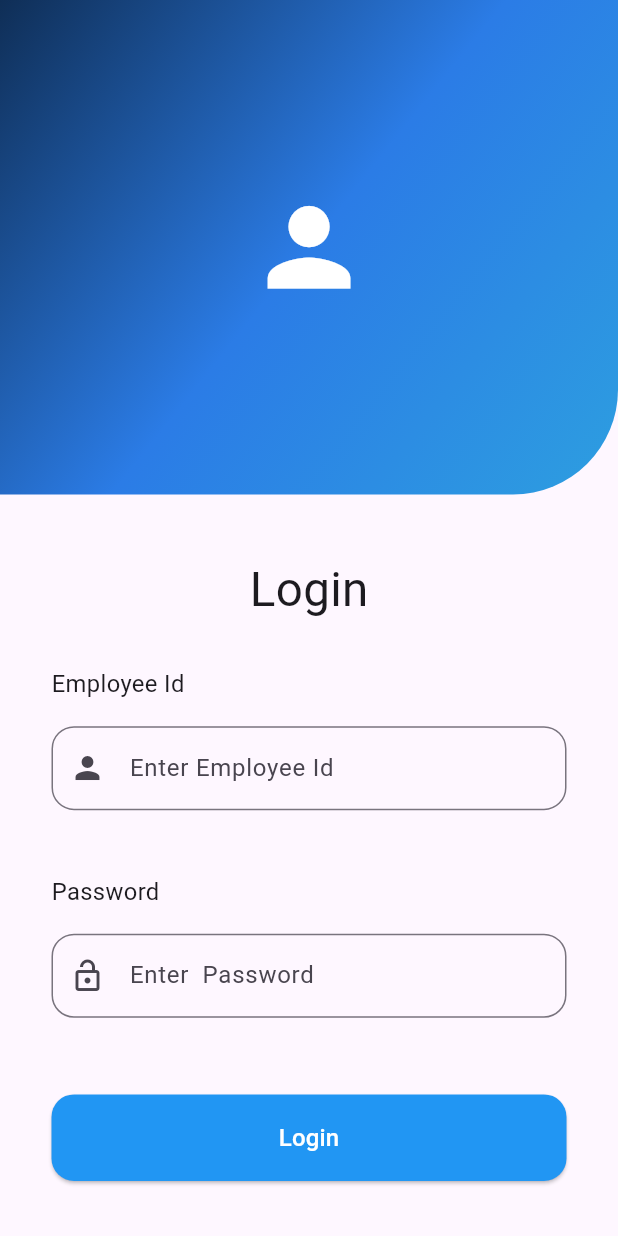
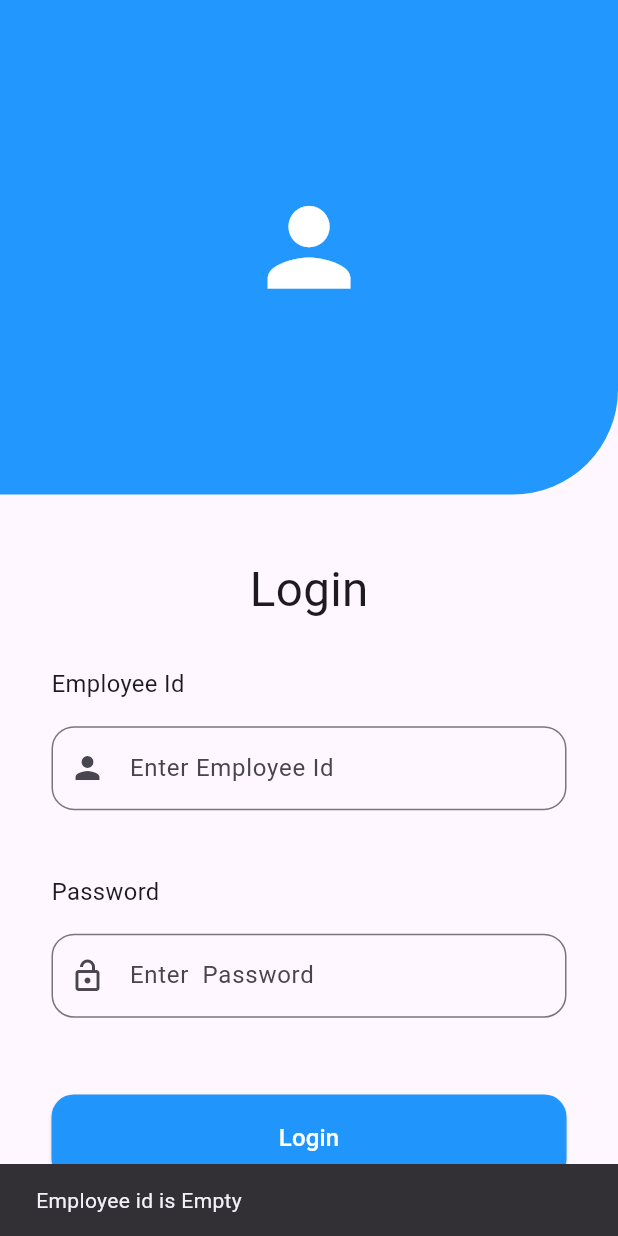
Before and after one commit to TarunHasija/Attendance-Management-system, a Flutter app: the screen it shows after launch, after a tap on "Login", on a phone screen of 412 x 824 dp. Run offline on Flutter 3.47's test engine with Material 3 defaults, Android fonts, the phone set to English and light mode, and no system bars; our stand-ins replace cloud_firestore, firebase_core; accounts and stored records are empty.

Commit message:
new commit

```diff
--- a/lib/constant.dart
+++ b/lib/constant.dart
@@ -1,13 +1,8 @@
 import 'package:flutter/material.dart';
 
-double deviceHeight(BuildContext context) => MediaQuery.of(context).size.height;
-double deviceWidth(BuildContext context) => MediaQuery.of(context).size.width;
+double deviceHeight(BuildContext context) =>
+    MediaQuery.of(context as BuildContext).size.height;
+double deviceWidth(BuildContext context) =>
+    MediaQuery.of(context as BuildContext).size.width;
 
-LinearGradient primary = const LinearGradient(
-  colors: [Color.fromARGB(255, 15, 46, 86), Color.fromARGB(255, 43, 124, 230), Color(0xff2d9ee0)],
-  stops: [0, 0.5, 1],
-  begin: Alignment.topLeft,
-  end: Alignment.bottomRight,
-);
-
-Color bluee = Colors.blue;
+Color primary = Color.fromARGB(248, 28, 149, 255);
--- a/lib/screens/loginscreen.dart
+++ b/lib/screens/loginscreen.dart
@@ -1,3 +1,4 @@
+
 import 'package:ams/constant.dart';
 import 'package:ams/widgets/fieldtitle.dart';
 import 'package:ams/widgets/inputbox.dart';
@@ -24,7 +25,6 @@ class _LoginScreenState extends State<LoginScreen> {
 
         // resizeToAvoidBottomInset: false,
         body: SingleChildScrollView(
-
       reverse: true,
       // physics: const BouncingScrollPhysics(),
       child: Column(
@@ -35,7 +35,7 @@ class _LoginScreenState extends State<LoginScreen> {
                 height: deviceHeight(context) / 2.5,
                 width: deviceWidth(context),
                 decoration: BoxDecoration(
-                        gradient: primary,
+                    color: primary,
                     borderRadius: const BorderRadius.only(
                         bottomRight: Radius.circular(70))),
                 child: Center(
@@ -69,6 +69,7 @@ class _LoginScreenState extends State<LoginScreen> {
                         title: "Employee Id",
                       ),
                       LoginInputBox(
+                        obcurseText: false,
                         hintText: "Enter Employee Id",
                         controller: idController,
                         iconn: const Icon(Icons.person),
@@ -80,29 +81,55 @@ class _LoginScreenState extends State<LoginScreen> {
                         title: "Password",
                       ),
                       LoginInputBox(
+                        obcurseText: true,
                         hintText: "Enter  Password",
                         controller: passController,
                         iconn: const Icon(Icons.lock_open_outlined),
                       ),
                       Loginbutton(
+// !!------------- Function for login -----------------
                         function: () async {
+                          FocusScope.of(context).unfocus();
                           String id = idController.text.trim();
                           String password = passController.text.trim();
-                              QuerySnapshot snapshot =
-                                  await collectionReference.get();
-                              print(snapshot.docs[0]['id']);
 
                           if (id.isEmpty) {
                             ScaffoldMessenger.of(context).showSnackBar(
                                 const SnackBar(
-                                        content:
-                                            Text("Employee id is Empty")));
-                              }
-                              if (password.isEmpty) {
+                                    content: Text("Employee id is Empty")));
+                          } else if (password.isEmpty) {
                             ScaffoldMessenger.of(context).showSnackBar(
                                 const SnackBar(
-                                        content: Text(
-                                            "Employee password is Empty")));
+                                    content:
+                                        Text("Employee password is Empty")));
+                          } else {
+                            QuerySnapshot snapshot = await collectionReference
+                                .where('id', isEqualTo: id)
+                                .get();
+                            try {
+                              if (password == snapshot.docs[0]['password']) {
+                                print("continue");
+                              } else {
+                                ScaffoldMessenger.of(context).showSnackBar(
+                                    const SnackBar(
+                                        content:
+                                            Text("password is not correct")));
+                              }
+                            } catch (e) {
+                              String error = '';
+
+                              if (e.toString() ==
+                                  "RangeError (index): Invalid value: Valid value range is smpty: 0 ") {
+                                setState(() {
+                                  error = "Employee id doesnt exist";
+                                });
+                              } else {
+                                error = "Error occurred";
+                              }
+
+                              ScaffoldMessenger.of(context)
+                                  .showSnackBar(SnackBar(content: Text(error)));
+                            }
                           }
                         },
                       )
@@ -111,9 +138,7 @@ class _LoginScreenState extends State<LoginScreen> {
             ],
           ),
         ],
-
       ),
-
     ));
   }
 }
--- a/lib/widgets/inputbox.dart
+++ b/lib/widgets/inputbox.dart
@@ -1,13 +1,17 @@
+// ignore_for_file: public_member_api_docs, sort_constructors_first
 import 'package:flutter/material.dart';
+
 import 'package:ams/constant.dart';
 
 class LoginInputBox extends StatelessWidget {
+  final bool obcurseText;
   final Icon iconn;
   final String hintText;
   final TextEditingController controller;
 
    const LoginInputBox({
     super.key,
+    required this.obcurseText,
     required this.iconn,
     required this.hintText,
     required this.controller,
@@ -16,29 +20,23 @@ class LoginInputBox extends StatelessWidget {
   @override
   Widget build(BuildContext context) {
     return Padding(
-      padding: EdgeInsets.symmetric(
-        vertical: deviceHeight(context)/100
-      ),
+      padding: EdgeInsets.symmetric(vertical: deviceHeight(context) / 100),
       child: SizedBox(
         // margin: EdgeInsets.all(10.0),
         width: double.infinity,
-        height: deviceHeight(context)*.08,
-        child:TextFormField(
-          cursorColor: bluee,
+        height: deviceHeight(context) * .08,
+        child: TextFormField(
+          obscureText: obcurseText,
+          cursorColor: primary,
           controller: controller,
           decoration: InputDecoration(
               prefixIcon: iconn,
-            iconColor: bluee,
+              iconColor: primary,
               labelText: hintText,
               border: OutlineInputBorder(
-
                 borderRadius: BorderRadius.circular(15.0),
-
-            )
-
+              )),
         ),
-
-        ) ,
       ),
     );
   }
--- a/lib/widgets/loginbutton.dart
+++ b/lib/widgets/loginbutton.dart
@@ -4,8 +4,8 @@ import 'package:flutter/material.dart';
 import 'package:ams/constant.dart';
 
 class Loginbutton extends StatelessWidget {
-  Function function;
-  Loginbutton({
+  final Function function;
+  const Loginbutton({
     super.key,
     required this.function,
   });
@@ -24,7 +24,7 @@ class Loginbutton extends StatelessWidget {
           style: ButtonStyle(
             shape: MaterialStateProperty.all(RoundedRectangleBorder(
                 borderRadius: BorderRadius.circular(15))),
-            backgroundColor: MaterialStatePropertyAll(bluee),
+            backgroundColor: MaterialStatePropertyAll(primary),
           ),
           child: const Text(
             "Login",
```
Lines whose indentation alone changed are shown as unchanged.
